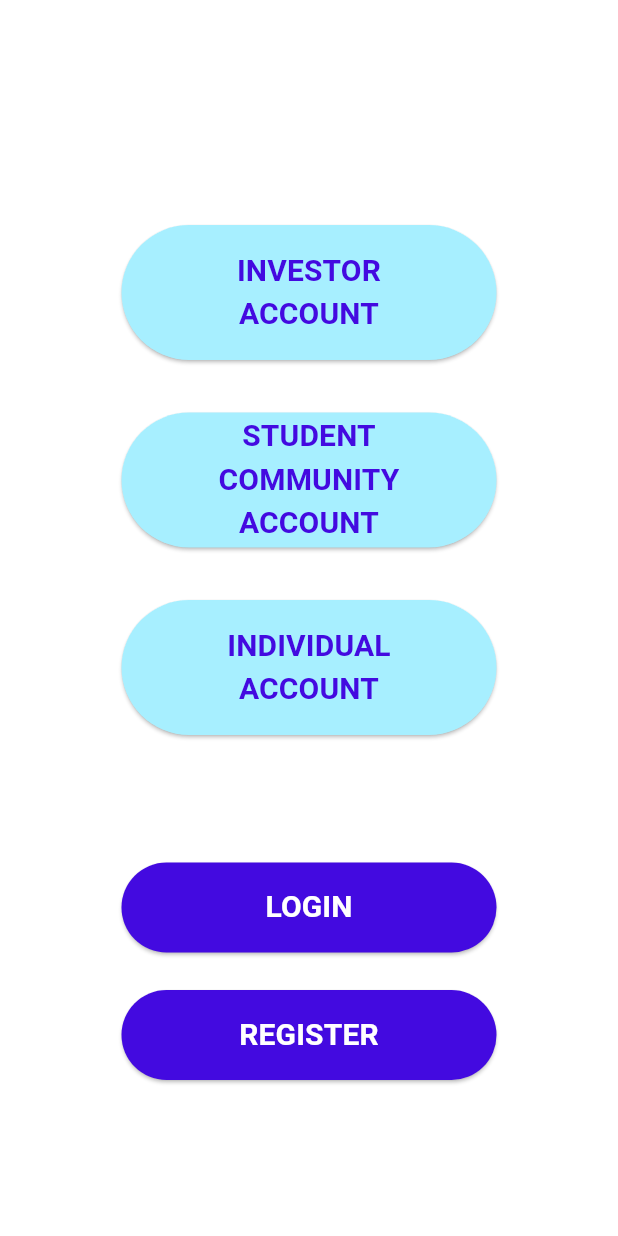
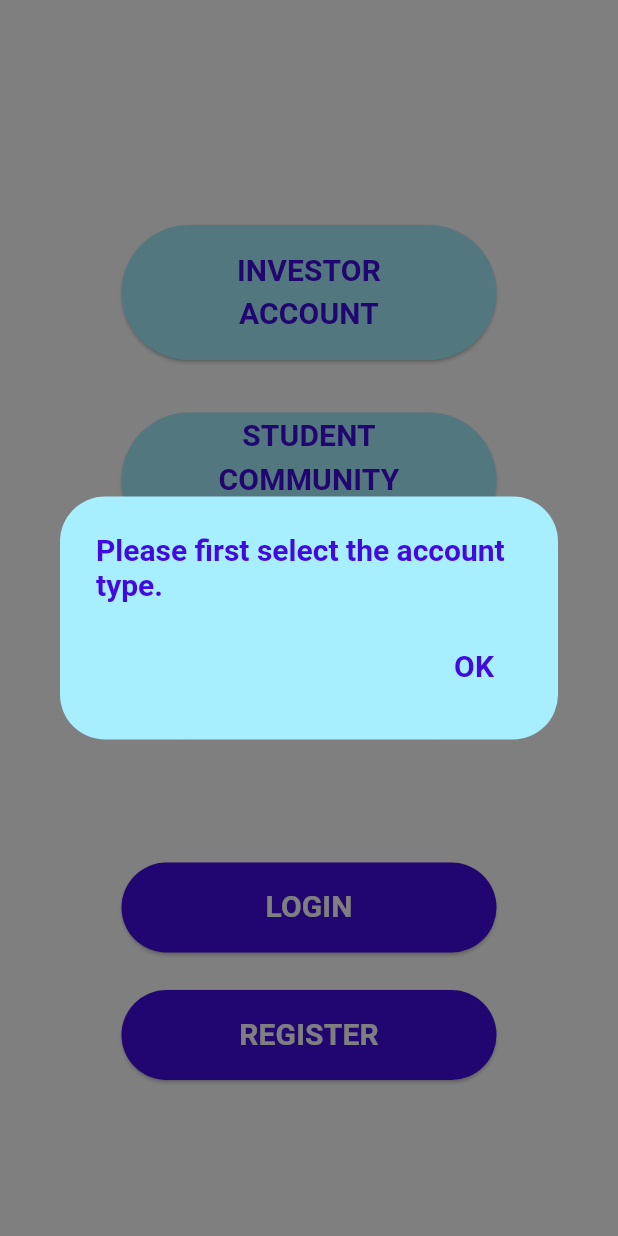
Before and after one commit to veysel-ozdemir/InvestHub-Frontend, a Flutter app: the AccountSelectioPage screen opened by its route, after a tap on "LOGIN", on a phone screen of 412 x 824 dp. Run offline on Flutter 3.47's test engine with Material 3 defaults, Android fonts, the phone set to English and light mode, and no system bars; our stand-ins replace flutter_riverpod, gap, go_router.

Commit message:
Create: Account Selection Animated Dialog

```diff
--- a/investhub/lib/presentation/pages/account_selection_page.dart
+++ b/investhub/lib/presentation/pages/account_selection_page.dart
@@ -3,6 +3,7 @@ import 'package:flutter_riverpod/flutter_riverpod.dart';
 import 'package:gap/gap.dart';
 import 'package:go_router/go_router.dart';
 import 'package:investhub/const/color_palette.dart';
+import 'package:investhub/presentation/widgets/app_alert.dart';
 
 class AccountSelectioPage extends ConsumerStatefulWidget {
   const AccountSelectioPage({super.key});
@@ -124,7 +125,11 @@ class _AccountSelectioPageState extends ConsumerState<AccountSelectioPage> {
                   ColorPalette.darkPurple,
                 ),
               ),
-              onPressed: () {},
+              onPressed: () {
+                if (_selectedAccount == 0) {
+                  AppAlert.showAccountSelectionAnimatedDialog(context);
+                } else {}
+              },
               child: const Text(
                 "LOGIN",
                 textAlign: TextAlign.center,
@@ -145,7 +150,11 @@ class _AccountSelectioPageState extends ConsumerState<AccountSelectioPage> {
                   ColorPalette.darkPurple,
                 ),
               ),
-              onPressed: () {},
+              onPressed: () {
+                if (_selectedAccount == 0) {
+                  AppAlert.showAccountSelectionAnimatedDialog(context);
+                } else {}
+              },
               child: const Text(
                 "REGISTER",
                 textAlign: TextAlign.center,
--- /dev/null
+++ b/investhub/lib/presentation/widgets/app_alert.dart
@@ -0,0 +1,55 @@
+import 'package:flutter/material.dart';
+import 'package:go_router/go_router.dart';
+import 'package:investhub/const/color_palette.dart';
+
+class AppAlert {
+  const AppAlert._();
+
+  static showAccountSelectionAnimatedDialog(BuildContext context) {
+    AlertDialog alertDialog = AlertDialog(
+      title: const Text("Please first select the account type."),
+      titleTextStyle: const TextStyle(
+        color: ColorPalette.darkPurple,
+        fontSize: 20,
+        fontWeight: FontWeight.bold,
+      ),
+      shape: RoundedRectangleBorder(
+        borderRadius: BorderRadius.circular(30),
+      ),
+      backgroundColor: ColorPalette.lightBlue,
+      actions: [
+        TextButton(
+          onPressed: () => context.pop(),
+          child: const Text(
+            "OK",
+            style: TextStyle(
+              color: ColorPalette.darkPurple,
+              fontSize: 20,
+              fontWeight: FontWeight.bold,
+            ),
+          ),
+        ),
+      ],
+    );
+    showGeneralDialog(
+      context: context,
+      barrierDismissible: false,
+      pageBuilder: (context, animation, secondaryAnimation) => Container(),
+      transitionBuilder: (context, animation, secondaryAnimation, child) =>
+          ScaleTransition(
+        scale: Tween<double>(
+          begin: 0.5,
+          end: 1.0,
+        ).animate(animation),
+        child: FadeTransition(
+          opacity: Tween<double>(
+            begin: 0.5,
+            end: 1.0,
+          ).animate(animation),
+          child: alertDialog,
+        ),
+      ),
+      transitionDuration: const Duration(milliseconds: 400),
+    );
+  }
+}
```
